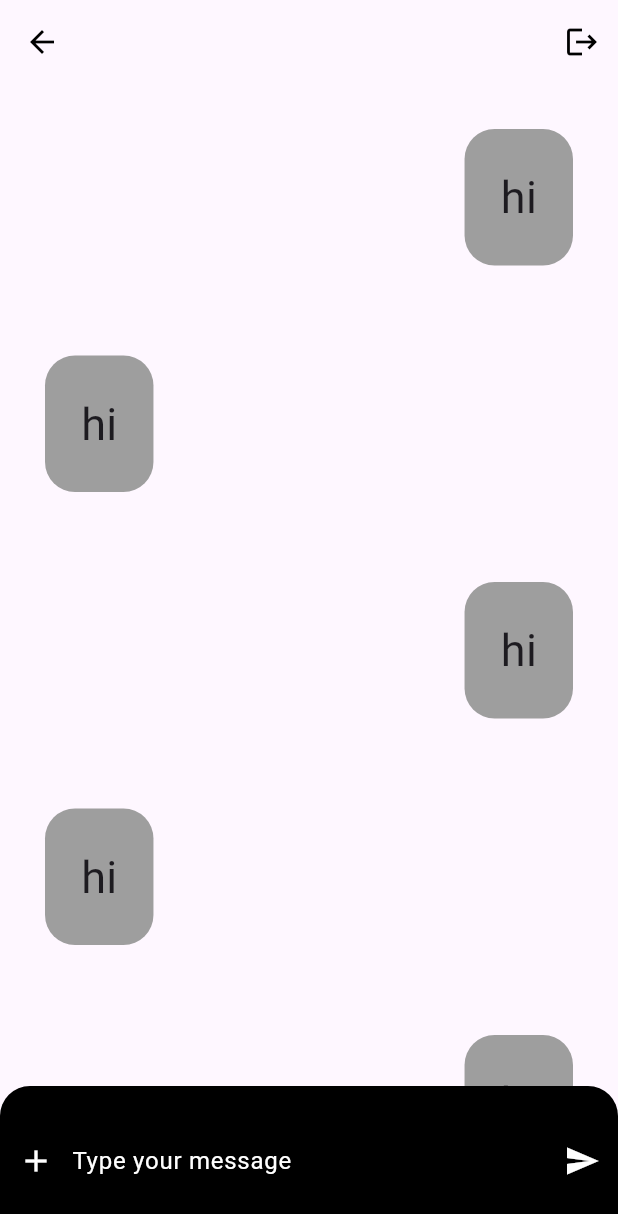
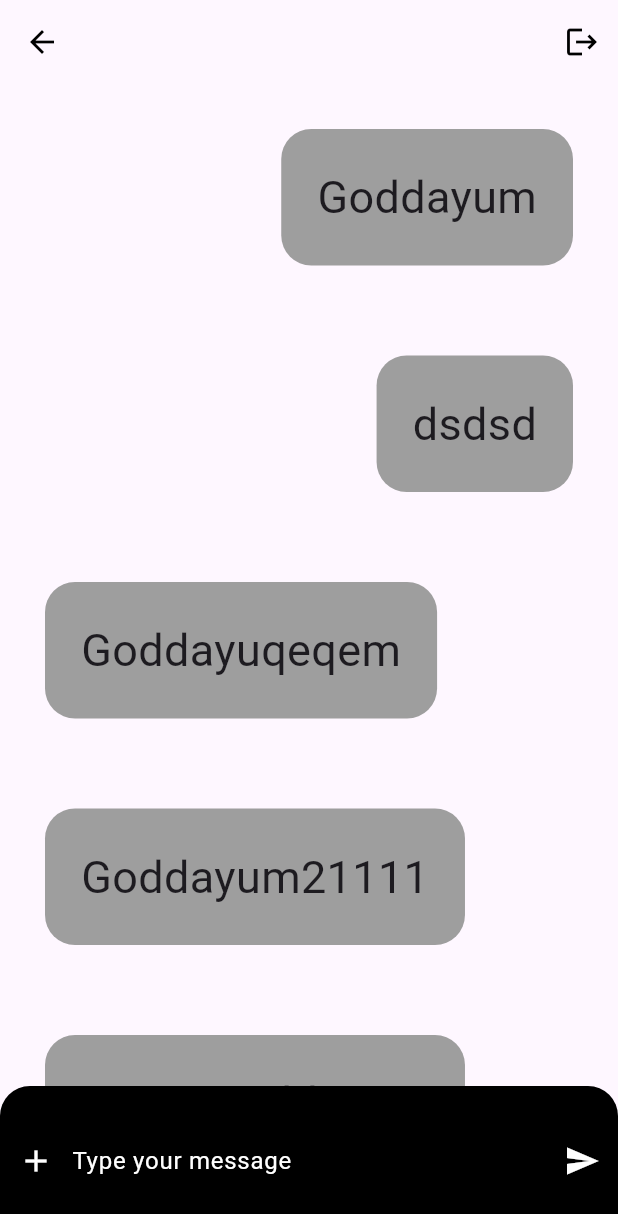
Before and after one commit to almaznuman/ChatApp-Flutter, a Flutter app: the chatscreen screen opened directly with empty values, on a phone screen of 412 x 824 dp. Shown: the top 1214 px of the screen. Run offline on Flutter 3.47's test engine with Material 2 defaults, Android fonts, the phone set to English and light mode, and no system bars; our stand-ins replace google_fonts.

Commit message:
Update chatScreen.dart

```diff
--- a/lib/chatScreen.dart
+++ b/lib/chatScreen.dart
@@ -6,8 +6,15 @@ import 'models/chatmsgEntity.dart';
 
 class chatscreen extends StatelessWidget {
 
-  const chatscreen({Key? key}) : super(key: key);
+  chatscreen({Key? key}) : super(key: key);
 
+  final List<chatmsgEntity>_messages=[
+    chatmsgEntity(msg: "Goddayum", id: "dadada`", time: "5.00", author: Author(username: "almaz")),
+    chatmsgEntity(msg: "dsdsd", id: "dadada`", time: "5.00", author: Author(username: "almaz")),
+    chatmsgEntity(msg: "Goddayuqeqem", id: "dadada`", time: "5.00", author: Author(username: "dumbass")),
+    chatmsgEntity(msg: "Goddayum21111", id: "dadada`", time: "5.00", author: Author(username: "dumbass")),
+    chatmsgEntity(msg: "Go23233ddayum", id: "dadada`", time: "5.00", author: Author(username: "dumbass"))
+  ];
   @override
   Widget build(BuildContext context) {
     final username=ModalRoute.of(context)!.settings.arguments as String;
@@ -27,11 +34,11 @@ class chatscreen extends StatelessWidget {
         children: [
           Expanded(
             child: ListView.builder(
-                itemCount: 10,
+                itemCount: _messages.length,
                 itemBuilder: (BuildContext context, int index) {
                   return chatbubble(
-                  entity:chatmsgEntity(id: "12",msg: "hi",time: "2:00",author: Author(username: "Almaz")),
-                      align: index%2==0? Alignment.centerRight:Alignment.centerLeft);
+                  entity:_messages[index],
+                      align: _messages[index].author.username=="almaz"? Alignment.centerRight:Alignment.centerLeft);
                 }),
           ),
            textinput()
```
